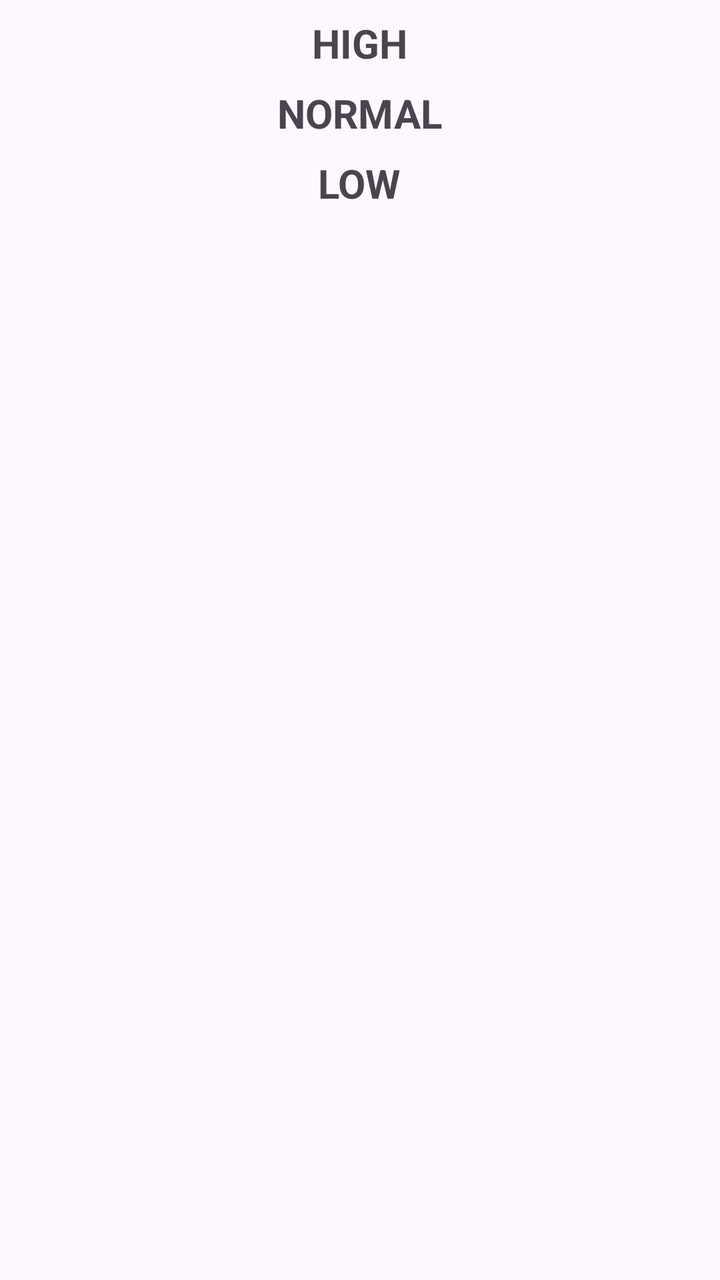
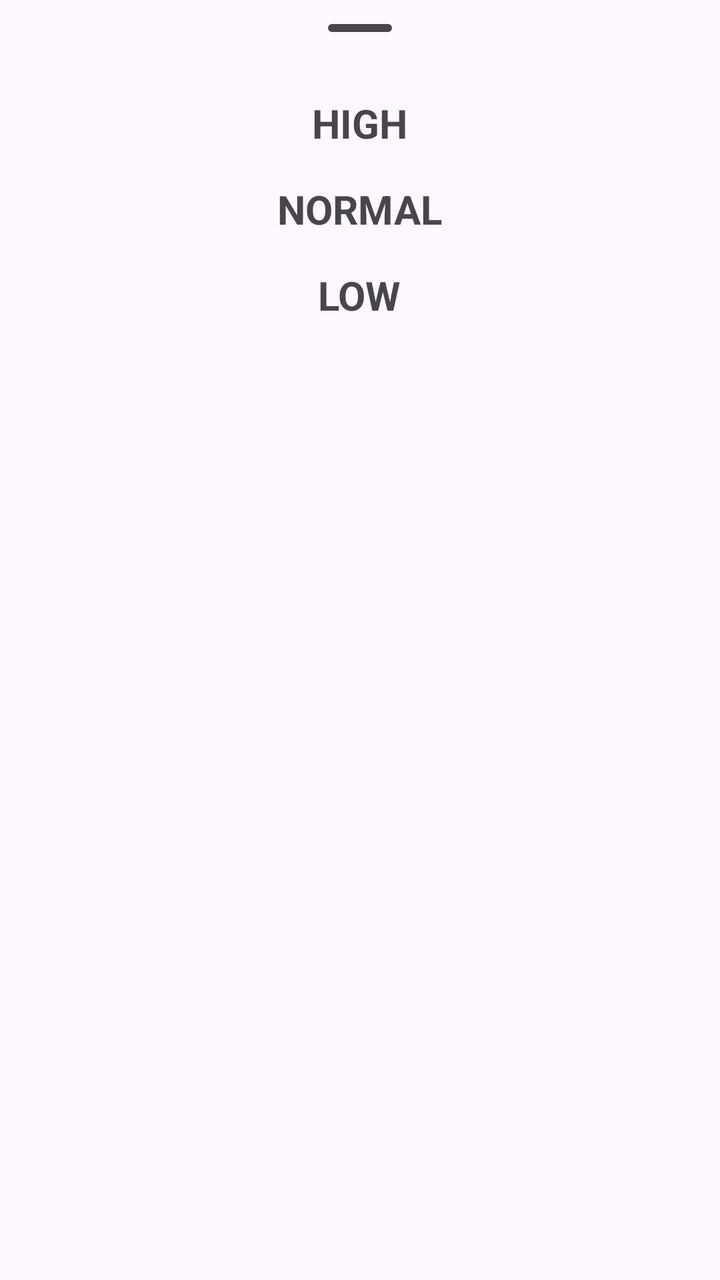

Compare the two renders of this Android layout. The source of the first and the diff that turns it into the second are given below.
<!-- AndroidManifest.xml: application theme Theme.CallSwitch -->
<!-- res/layout/bottom_sheet_priority.xml -->
<?xml version="1.0" encoding="utf-8"?>
<LinearLayout xmlns:android="http://schemas.android.com/apk/res/android"
    android:gravity="center_horizontal"
    android:orientation="vertical"
    android:layout_width="match_parent"
    android:layout_height="wrap_content">
    <TextView
        android:textAllCaps="true"
        android:textSize="20sp"
        android:textStyle="bold"
        android:layout_marginBottom="8dp"
        android:layout_marginTop="8dp"
        android:id="@+id/priority_high"
        android:layout_width="wrap_content"
        android:layout_height="wrap_content"
        android:text="high"/>
    <TextView
        android:textAllCaps="true"
        android:textSize="20sp"
        android:textStyle="bold"
        android:layout_marginBottom="8dp"
        android:id="@+id/priority_normal"
        android:layout_width="wrap_content"
        android:layout_height="wrap_content"
        android:text="normal"/>
    <TextView
        android:textAllCaps="true"
        android:textSize="20sp"
        android:textStyle="bold"
        android:layout_marginBottom="8dp"
        android:id="@+id/priority_low"
        android:layout_width="wrap_content"
        android:layout_height="wrap_content"
        android:text="low"/>
</LinearLayout>
<!-- resources referenced by this layout -->
<resources>
  <style name="Theme.CallSwitch" parent="Base.Theme.CallSwitch" />
  <style name="Base.Theme.CallSwitch" parent="Theme.Material3.DayNight.NoActionBar">
          
          
          <item name="colorSurface">@color/blue</item>
          <item name="toolbarStyle">@style/Widget.App.Toolbar</item>
          <item name="bottomNavigationStyle">@style/Widget.App.BottomNavigationView</item>
      </style>
  <color name="blue">#2C5EAD</color>
  <style name="Widget.App.Toolbar" parent="Widget.Material3.Toolbar">
          <item name="materialThemeOverlay">@style/ThemeOverlay.App.Toolbar</item>
      </style>
  <style name="Widget.App.BottomNavigationView" parent="Widget.Material3.BottomNavigationView">
          <item name="materialThemeOverlay">@style/ThemeOverlay.App.BottomNavigationView</item>
      </style>
  <style name="ThemeOverlay.App.Toolbar" parent="">
          <item name="colorSurface">@color/blue</item>
          <item name="colorOnSurface">@color/blue</item>
          <item name="colorSurfaceContainer">@color/blue</item>
          <item name="colorOnSurfaceVariant">@color/white</item>
          <item name="titleTextColor">@color/white</item>
          <item name="iconTint">@color/white</item>
          <item name="textAppearanceTitleLarge">@style/TextAppearance.App.TitleLarge</item>
          <item name="textAppearanceTitleMedium">@style/TextAppearance.App.TitleMedium</item>
      </style>
  <style name="ThemeOverlay.App.BottomNavigationView" parent="">
          
          <item name="colorOnSurfaceVariant">@color/white</item>
          
          <item name="colorSurfaceContainer">@color/blue</item>
          
          <item name="colorSecondary">@color/blue</item>
          
          <item name="colorSecondaryContainer">@color/white</item>
          
          <item name="colorOnSecondaryContainer">@color/blue</item>
      </style>
  <color name="white">#FFFFFFFF</color>
  <style name="TextAppearance.App.TitleLarge" parent="TextAppearance.Material3.TitleLarge">
  
  
      </style>
  <style name="TextAppearance.App.TitleMedium" parent="TextAppearance.Material3.TitleMedium">
  
  
      </style>
</resources>

<!-- the commit's change to res/layout/bottom_sheet_priority.xml (unified diff, before → after) -->
@@ -4,32 +4,35 @@
     android:orientation="vertical"
     android:layout_width="match_parent"
     android:layout_height="wrap_content">
+    <com.google.android.material.bottomsheet.BottomSheetDragHandleView
+        android:id="@+id/drag_handle"
+        android:layout_width="match_parent"
+        android:layout_height="wrap_content"/>
     <TextView
         android:textAllCaps="true"
         android:textSize="20sp"
         android:textStyle="bold"
-        android:layout_marginBottom="8dp"
-        android:layout_marginTop="8dp"
+        android:layout_marginBottom="16dp"
         android:id="@+id/priority_high"
         android:layout_width="wrap_content"
         android:layout_height="wrap_content"
-        android:text="high"/>
+        android:text="@string/priority_high"/>
     <TextView
         android:textAllCaps="true"
         android:textSize="20sp"
         android:textStyle="bold"
-        android:layout_marginBottom="8dp"
+        android:layout_marginBottom="16dp"
         android:id="@+id/priority_normal"
         android:layout_width="wrap_content"
         android:layout_height="wrap_content"
-        android:text="normal"/>
+        android:text="@string/priority_normal"/>
     <TextView
         android:textAllCaps="true"
         android:textSize="20sp"
         android:textStyle="bold"
-        android:layout_marginBottom="8dp"
+        android:layout_marginBottom="16dp"
         android:id="@+id/priority_low"
         android:layout_width="wrap_content"
         android:layout_height="wrap_content"
-        android:text="low"/>
+        android:text="@string/priority_low"/>
 </LinearLayout>
<!-- resource entries referenced after the edit -->
@@ -1,5 +1,8 @@
 <!-- resources referenced by this layout -->
 <resources>
+  <string name="priority_high">High</string>
+  <string name="priority_low">Low</string>
+  <string name="priority_normal">Normal</string>
   <style name="Theme.CallSwitch" parent="Base.Theme.CallSwitch" />
   <style name="Base.Theme.CallSwitch" parent="Theme.Material3.DayNight.NoActionBar">
           
